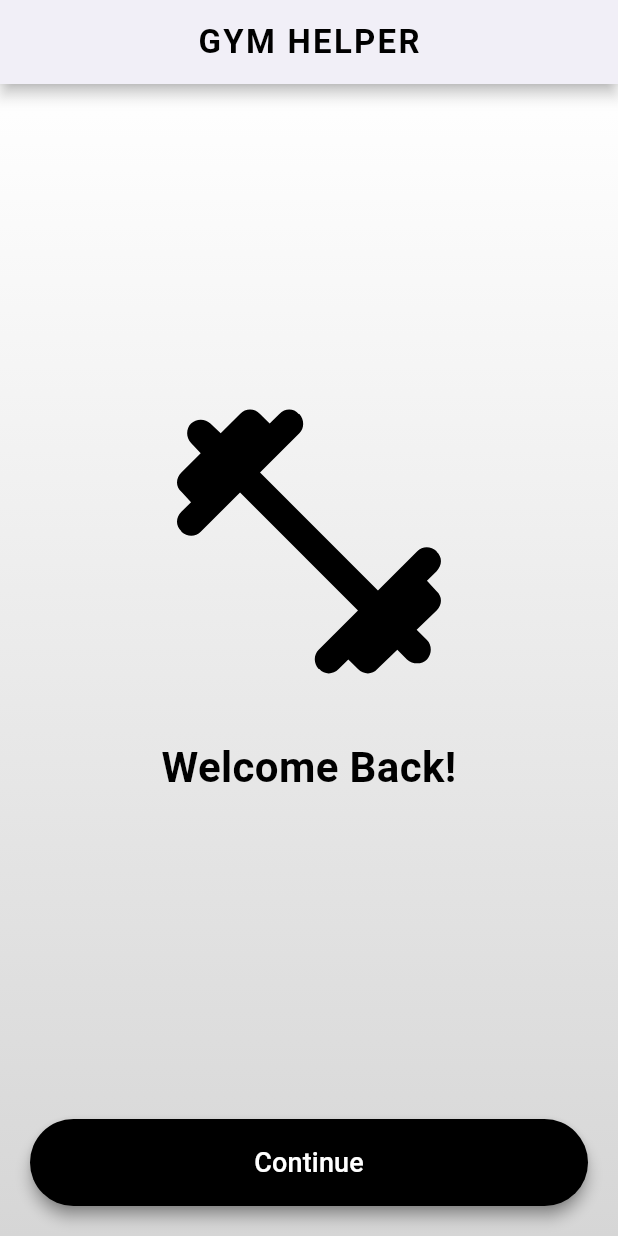
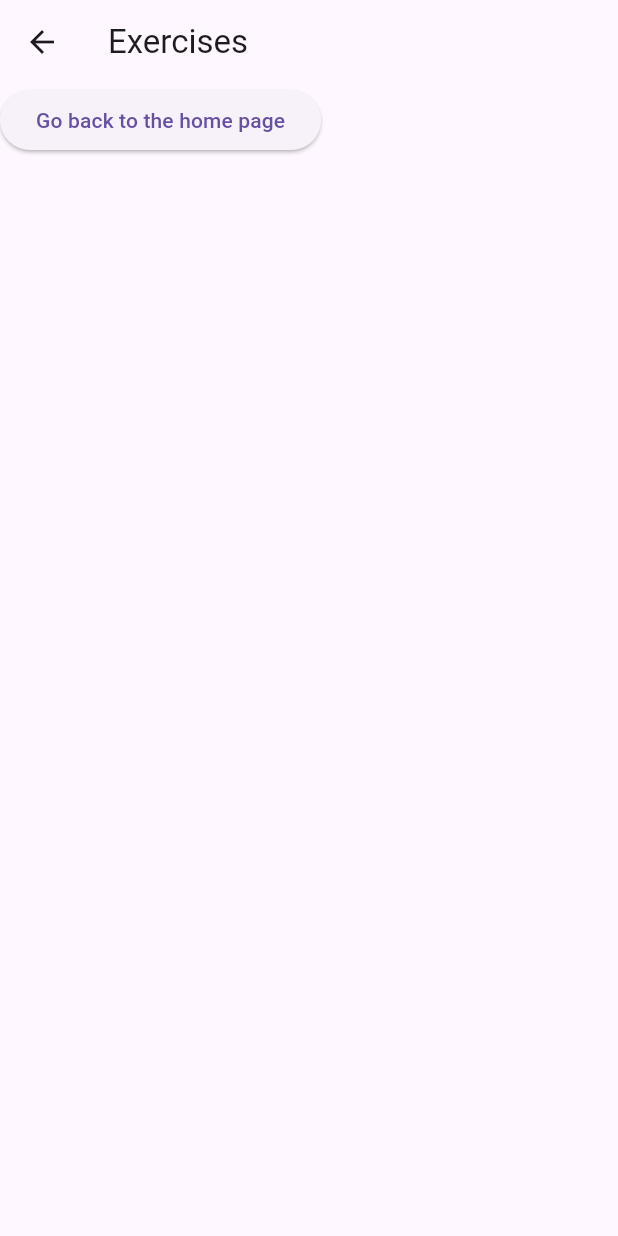
Before and after one commit to JamesMWaller/MobileAndUbiquitousComputing, a Flutter app: the screen it shows after launch, after a tap on "Continue", on a phone screen of 412 x 824 dp. Run offline on Flutter 3.47's test engine with Material 3 defaults, Android fonts, the light colour scheme and no system bars; our stand-ins replace flutter_blue_plus, permission_handler.

Commit message:
Added link to Jun and Toby page

```diff
--- a/flutter_ble/lib/exercises.dart
+++ b/flutter_ble/lib/exercises.dart
@@ -1,6 +1,27 @@
 import 'package:flutter/material.dart';
+import 'home_page.dart';
 
-class Exercises{
+class Exercises extends StatelessWidget {
 
 
+
+
+  @override
+  Widget build(BuildContext context) {
+    return Scaffold(
+      appBar: AppBar(title: Text('Exercises')),
+      body: Column(
+        children: [
+          ElevatedButton(
+              onPressed: (){
+                Navigator.of(context).push(MaterialPageRoute(builder: (context) => HomePage()));
+              },
+              child: Text(
+                'Go back to the home page'
+              )
+          )
+        ],
+      ),
+    );
+  }
 }
--- a/flutter_ble/lib/home_page.dart
+++ b/flutter_ble/lib/home_page.dart
@@ -1,4 +1,5 @@
 import 'package:flutter/material.dart';
+import 'package:flutter_ble/exercises.dart';
 
 class HomePage extends StatelessWidget {
   const HomePage({Key? key}) : super(key: key);
@@ -60,7 +61,8 @@ class HomePage extends StatelessWidget {
                 width: double.infinity,
                 child: ElevatedButton(
                   onPressed: () {
-                    //todo: Here toby and Jun part
+                    Navigator.of(context).push(MaterialPageRoute(builder: (context) => Exercises())
+                    );
                   },
                   style: ElevatedButton.styleFrom(
                     backgroundColor: Colors.black,
```
